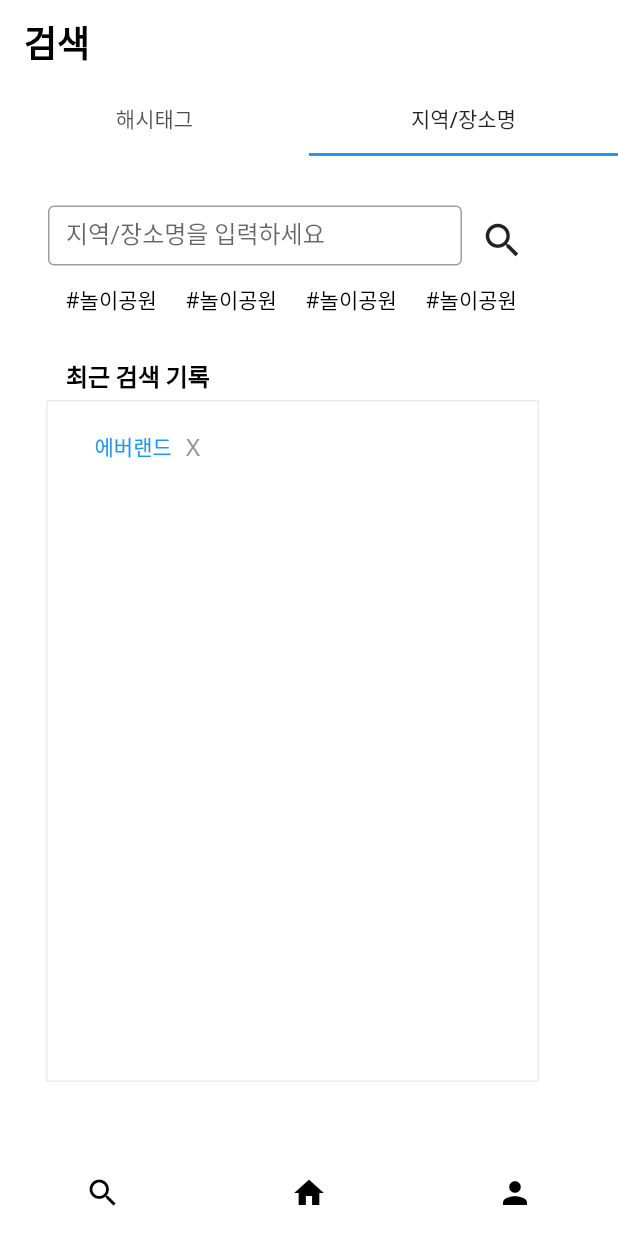
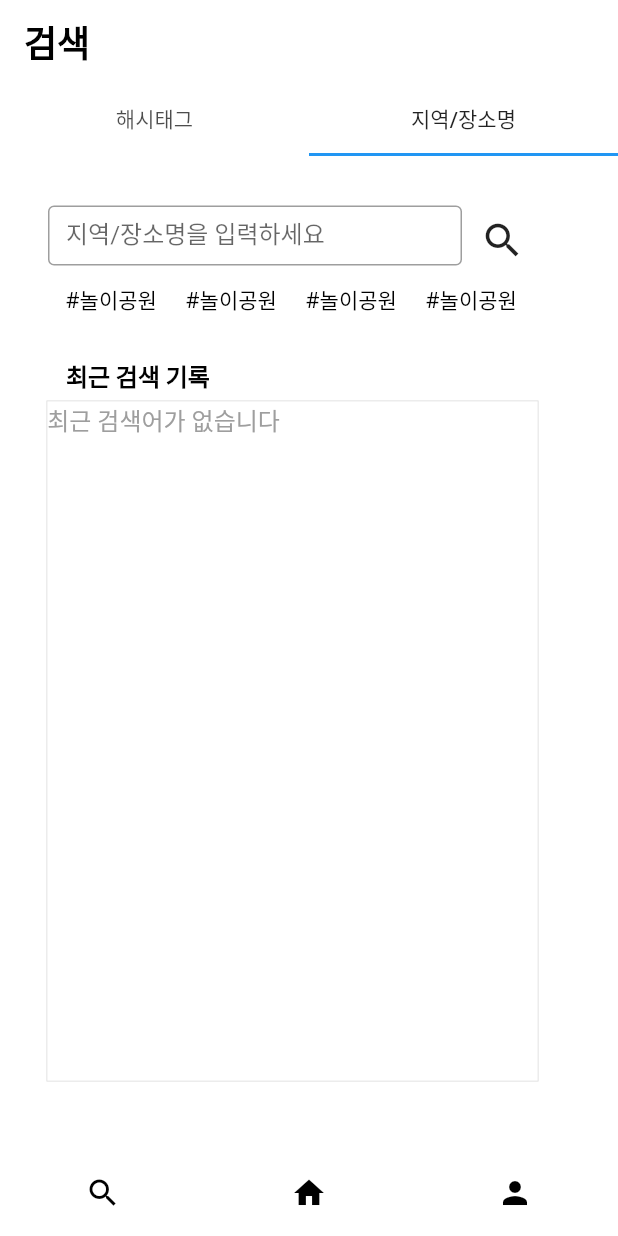
Before and after one commit to Raontrip/raontrip-fe, a Flutter app: the screen it shows after launch, tab 2 chosen, on a phone screen of 412 x 824 dp. Run offline on Flutter 3.47's test engine with Material 2 defaults, Android fonts, the phone set to English and light mode, and no system bars; our stand-ins replace cached_network_image, flutter_cache_manager, flutter_dotenv, shared_preferences, webview_flutter; missing offline and left inert: kakao_map_plugin; network calls fail; Roboto replaces fonts that are missing (Inter, Noto Sans); statements that could not run were skipped.

Commit message:
FEAT: 최근 검색 기록 기능 구현
최근 검색 기록 기능 구현 및 리팩토링

```diff
--- a/lib/search_hash.dart
+++ b/lib/search_hash.dart
@@ -1,11 +1,45 @@
 import 'package:flutter/material.dart';
+import 'package:shared_preferences/shared_preferences.dart';
 import 'package:raon_trip/info.dart';
 import 'package:raon_trip/page4.dart';
 
 class FirstApp extends StatelessWidget {
   FirstApp({Key? key}) : super(key: key);
 
+  @override
+  Widget build(BuildContext context) {
+    return MaterialApp(
+      home: SearchForm(),
+    );
+  }
+}
+
+class SearchForm extends StatefulWidget {
+  @override
+  _SearchFormState createState() => _SearchFormState();
+}
+
+class _SearchFormState extends State<SearchForm> {
   final TextEditingController _searchController = TextEditingController();
+  List<String> recentSearches = [];
+
+  @override
+  void initState() {
+    super.initState();
+    loadRecentSearches();
+  }
+
+  Future<void> loadRecentSearches() async {
+    final prefs = await SharedPreferences.getInstance();
+    setState(() {
+      recentSearches = prefs.getStringList('hashtagSearches') ?? [];
+    });
+  }
+
+  Future<void> saveRecentSearches() async {
+    final prefs = await SharedPreferences.getInstance();
+    await prefs.setStringList('hashtagSearches', recentSearches);
+  }
 
   @override
   Widget build(BuildContext context) {
@@ -17,17 +51,6 @@ class FirstApp extends StatelessWidget {
           decoration: BoxDecoration(color: Colors.white),
           child: Stack(
             children: [
-          Positioned(
-            left: 55,
-            top: 170,
-            child: TextButton(
-              onPressed: () {
-                Navigator.push(context,
-                    MaterialPageRoute(builder: (context) => InfoPage("에버랜드",130728, 82, "ETC")));
-              },
-              child: const Text('에버랜드!'),
-            ),
-          ),
               Positioned(
                 left: 32,
                 top: 33,
@@ -55,6 +78,12 @@ class FirstApp extends StatelessWidget {
                         child: IconButton(
                           onPressed: () {
                             final keyword  = _searchController.text;
+                            if (keyword.isNotEmpty && !recentSearches.contains(keyword)) {
+                              setState(() {
+                                recentSearches.add(keyword);
+                              });
+                              saveRecentSearches();
+                            }
                             Navigator.push(
                               context,
                               MaterialPageRoute(builder: (context) => Page4(1, 82, keyword, 'ETC')),
@@ -119,19 +148,6 @@ class FirstApp extends StatelessWidget {
                     fontWeight: FontWeight.w400,
                   ),
                 ),
-          ), // 놀이공원
-          Positioned(
-            left: 31,
-            top: 163,
-            child: Container(
-              width: 328,
-              height: 454,
-              decoration: ShapeDecoration(
-                shape: RoundedRectangleBorder(
-                  side: BorderSide(width: 0.50, color: Color(0xFFD9D9D9)),
-                ),
-              ),
-            ),
               ),
               Positioned(
                 left: 44,
@@ -145,17 +161,62 @@ class FirstApp extends StatelessWidget {
                     fontWeight: FontWeight.w700,
                   ),
                 ),
-          ), // 최근 검색 기록
+              ),// 놀이공원
               Positioned(
-            left: 124,
-            top: 183,
+                left: 31,
+                top: 163,
+                child: Container(
+                  width: 328,
+                  height: 454,
+                  decoration: ShapeDecoration(
+                    shape: RoundedRectangleBorder(
+                      side: BorderSide(width: 0.50, color: Color(0xFFD9D9D9)),
+                    ),
+                  ),
+                  child: recentSearches.isEmpty
+                      ? Text(
+                    '최근 검색어가 없습니다',
+                    style: TextStyle(
+                      fontSize: 16,
+                      color: Colors.grey,
+                    ),
+                  )
+                      : Wrap(
+                    spacing: 1.0,
+                    children: recentSearches.map((search) {
+                      return Padding(
+                          padding: const EdgeInsets.only(right: 1.0),
+                          child: Wrap(
+                              spacing: 1.0,
+                              children: [
+                                TextButton(
+                                  onPressed: () {
+                                    Navigator.push(context,
+                                        MaterialPageRoute(builder: (context) => Page4(1, 82, search, 'ETC')));
+                                  },
+                                  child: Text(
+                                      search,
+                                      textAlign: TextAlign.end,
+                                  ),
+                                ),
+                                TextButton(
+                                  onPressed: () {
+                                    if (search.isNotEmpty) {
+                                      setState(() {
+                                        recentSearches.remove(search);
+                                      });
+                                      saveRecentSearches();
+                                    }
+                                    },
                                     child: Text(
                                       'X',
-              style: TextStyle(
-                color: Color(0xFF979797),
-                fontSize: 16,
-                fontFamily: 'Noto Sans',
-                fontWeight: FontWeight.w400,
+                                      textAlign: TextAlign.start,
+                                  ),
+                                ),
+                            ],
+                          )
+                      );
+                    }).toList(),
                   ),
                 ),
               ),
--- a/lib/search_name.dart
+++ b/lib/search_name.dart
@@ -1,10 +1,45 @@
 import 'package:flutter/material.dart';
+import 'package:shared_preferences/shared_preferences.dart';
+import 'package:raon_trip/info.dart';
 import 'package:raon_trip/page4.dart';
 
 class SecondApp extends StatelessWidget {
   SecondApp({Key? key}) : super(key: key);
 
+  @override
+  Widget build(BuildContext context) {
+    return MaterialApp(
+      home: SearchForm(),
+    );
+  }
+}
+
+class SearchForm extends StatefulWidget {
+  @override
+  _SearchFormState createState() => _SearchFormState();
+}
+
+class _SearchFormState extends State<SearchForm> {
   final TextEditingController _searchController = TextEditingController();
+  List<String> recentSearches = [];
+
+  @override
+  void initState() {
+    super.initState();
+    loadRecentSearches();
+  }
+
+  Future<void> loadRecentSearches() async {
+    final prefs = await SharedPreferences.getInstance();
+    setState(() {
+      recentSearches = prefs.getStringList('placeSearches') ?? [];
+    });
+  }
+
+  Future<void> saveRecentSearches() async {
+    final prefs = await SharedPreferences.getInstance();
+    await prefs.setStringList('placeSearches', recentSearches);
+  }
 
   @override
   Widget build(BuildContext context) {
@@ -16,79 +51,6 @@ class SecondApp extends StatelessWidget {
           decoration: BoxDecoration(color: Colors.white),
           child: Stack(
             children: [
-          // Positioned(
-          //   left: 32,
-          //   top: 80,
-          //   child: Text(
-          //     '검색',
-          //     style: TextStyle(
-          //       color: Colors.black,
-          //       fontSize: 24,
-          //       fontFamily: 'Inter',
-          //       fontWeight: FontWeight.w700,
-          //     ),
-          //   ),
-          // ),
-          // Positioned(
-          //   left: 34,
-          //   top: 0,
-          //   child: Text(
-          //     '해시태그',
-          //     style: TextStyle(
-          //       color: Color(0xFF979797),
-          //       fontSize: 16,
-          //       fontFamily: 'Noto Sans',
-          //       fontWeight: FontWeight.w400,
-          //     ),
-          //   ),
-          // ),
-          // Positioned(
-          //   left: 111,
-          //   top: 0,
-          //   child: Text(
-          //     '지역/장소명',
-          //     style: TextStyle(
-          //       color: Colors.black,
-          //       fontSize: 16,
-          //       fontFamily: 'Noto Sans',
-          //       fontWeight: FontWeight.w400,
-          //     ),
-          //   ),
-          // ),
-          Positioned(
-            left: 55,
-            top: 170,
-            child: TextButton(
-              onPressed: () {
-                Navigator.pushNamed(context, '/fourth');
-              },
-              child: const Text('에버랜드'),
-            ),
-            // child: Text(
-            //   '에버랜드',
-            //   style: TextStyle(
-            //     color: Color(0xFF979797),
-            //     fontSize: 16,
-            //     fontFamily: 'Noto Sans',
-            //     fontWeight: FontWeight.w400,
-            //   ),
-            // ),
-          ),
-          // Positioned(
-          //   left: 110,
-          //   top: 24,
-          //   child: Container(
-          //     width: 82,
-          //     decoration: ShapeDecoration(
-          //       shape: RoundedRectangleBorder(
-          //         side: BorderSide(
-          //           width: 1,
-          //           strokeAlign: BorderSide.strokeAlignCenter,
-          //         ),
-          //       ),
-          //     ),
-          //   ),
-          // ),
               Positioned(
                 left: 32,
                 top: 33,
@@ -116,10 +78,15 @@ class SecondApp extends StatelessWidget {
                         child: IconButton(
                           onPressed: () {
                             final keyword  = _searchController.text;
+                            if (keyword.isNotEmpty && !recentSearches.contains(keyword)) {
+                              setState(() {
+                                recentSearches.add(keyword);
+                              });
+                              saveRecentSearches();
+                            }
                             Navigator.push(
                               context,
-                          MaterialPageRoute(
-                              builder: (context) => Page4(1, 82, keyword, 'ETC')),
+                              MaterialPageRoute(builder: (context) => Page4(1, 82, keyword, 'ETC')),
                             );
                           },
                           icon: const Icon(Icons.search),
@@ -142,7 +109,7 @@ class SecondApp extends StatelessWidget {
                     fontWeight: FontWeight.w400,
                   ),
                 ),
-          ),
+              ), // 놀이공원
               Positioned(
                 left: 204,
                 top: 85,
@@ -155,7 +122,7 @@ class SecondApp extends StatelessWidget {
                     fontWeight: FontWeight.w400,
                   ),
                 ),
-          ),
+              ), // 놀이공원
               Positioned(
                 left: 284,
                 top: 85,
@@ -168,7 +135,7 @@ class SecondApp extends StatelessWidget {
                     fontWeight: FontWeight.w400,
                   ),
                 ),
-          ),
+              ), // 놀이공원
               Positioned(
                 left: 44,
                 top: 85,
@@ -179,19 +146,6 @@ class SecondApp extends StatelessWidget {
                     fontSize: 14,
                     fontFamily: 'Noto Sans',
                     fontWeight: FontWeight.w400,
-              ),
-            ),
-          ),
-          Positioned(
-            left: 31,
-            top: 163,
-            child: Container(
-              width: 328,
-              height: 454,
-              decoration: ShapeDecoration(
-                shape: RoundedRectangleBorder(
-                  side: BorderSide(width: 0.50, color: Color(0xFFD9D9D9)),
-                ),
                   ),
                 ),
               ),
@@ -207,17 +161,62 @@ class SecondApp extends StatelessWidget {
                     fontWeight: FontWeight.w700,
                   ),
                 ),
+              ),// 놀이공원
+              Positioned(
+                left: 31,
+                top: 163,
+                child: Container(
+                  width: 328,
+                  height: 454,
+                  decoration: ShapeDecoration(
+                    shape: RoundedRectangleBorder(
+                      side: BorderSide(width: 0.50, color: Color(0xFFD9D9D9)),
                     ),
-          Positioned(
-            left: 124,
-            top: 183,
+                  ),
+                  child: recentSearches.isEmpty
+                      ? Text(
+                    '최근 검색어가 없습니다',
+                    style: TextStyle(
+                      fontSize: 16,
+                      color: Colors.grey,
+                    ),
+                  )
+                      : Wrap(
+                    spacing: 1.0,
+                    children: recentSearches.map((search) {
+                      return Padding(
+                          padding: const EdgeInsets.only(right: 1.0),
+                          child: Wrap(
+                            spacing: 1.0,
+                            children: [
+                              TextButton(
+                                onPressed: () {
+                                  Navigator.push(context,
+                                      MaterialPageRoute(builder: (context) => Page4(1, 82, search, 'ETC')));
+                                },
+                                child: Text(
+                                  search,
+                                  textAlign: TextAlign.end,
+                                ),
+                              ),
+                              TextButton(
+                                onPressed: () {
+                                  if (search.isNotEmpty) {
+                                    setState(() {
+                                      recentSearches.remove(search);
+                                    });
+                                    saveRecentSearches();
+                                  }
+                                },
                                 child: Text(
                                   'X',
-              style: TextStyle(
-                color: Color(0xFF979797),
-                fontSize: 16,
-                fontFamily: 'Noto Sans',
-                fontWeight: FontWeight.w400,
+                                  textAlign: TextAlign.start,
+                                ),
+                              ),
+                            ],
+                          )
+                      );
+                    }).toList(),
                   ),
                 ),
               ),
--- a/pubspec.yaml
+++ b/pubspec.yaml
@@ -41,7 +41,7 @@ dependencies:
 
   cached_network_image: ^3.2.3
   flutter_cache_manager: ^3.3.1
-
+  shared_preferences: ^2.0.8
 
 dev_dependencies:
   flutter_test:
```
Also changed, not shown: pubspec.lock, 1 other file. Lines whose indentation alone changed are shown as unchanged.
